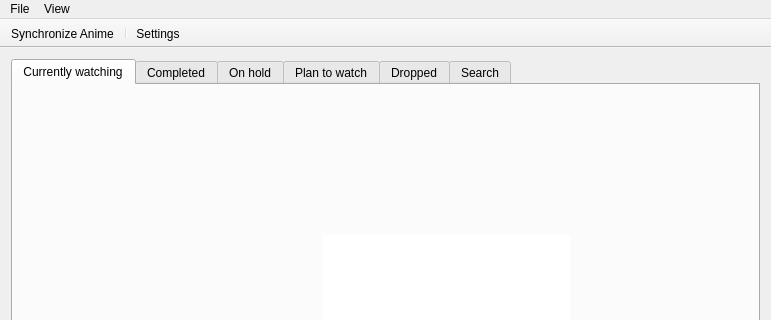
Old version of the form src/ouroboros.ui in the repository KasaiDot/Ouroboros; both pictures show x 0 to 771 and y 0 to 320 of the 771 by 538 pixel window.
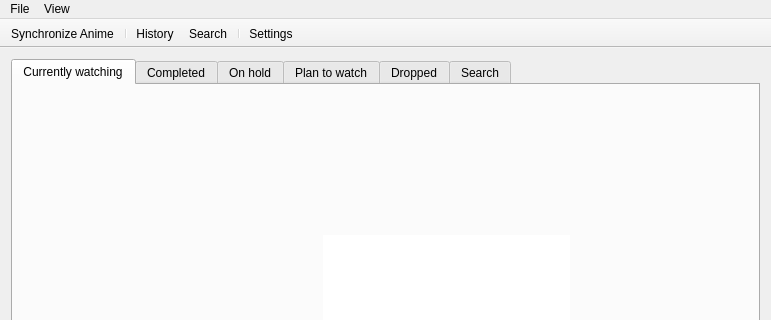
New version of the form. Icons and pictures are not drawn.

Commit message:
Added search dialog context menu
- Users can now add search results to list and also view the anime
information
- Added new icons

What changed in the file:
```diff
--- a/src/ouroboros.ui
+++ b/src/ouroboros.ui
@@ -624,6 +624,9 @@
    </attribute>
    <addaction name="Action_Synchronize_Anime"/>
    <addaction name="separator"/>
+   <addaction name="Action_ViewHistory"/>
+   <addaction name="Action_ViewSearch"/>
+   <addaction name="separator"/>
    <addaction name="Action_ChangeSettings"/>
   </widget>
   <widget class="QStatusBar" name="MainStatusBar"/>
```
Left out of the diff: 8 changed lines with no effect on the pictures. The commit also changes 11 other files.
